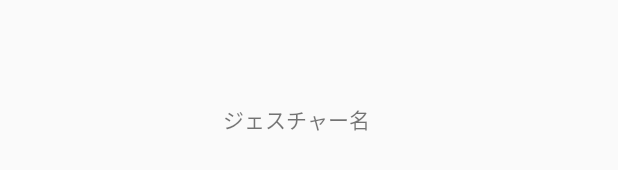
After one commit to obaya884/CharmMe, an Android app: the layout save_dialog.xml on its own in the app's theme, with its tools: preview values and no code run, on a phone screen of 412 x 824 dp. The commit adds this screen. Shown: the part 395-565 px from the top of the screen. Run offline under Robolectric (Android 15) with nearby library versions, the phone set to English and light mode, and no system bars.

Commit message:
make layout and try to implement read gesture func

```diff
--- a/app/build.gradle
+++ b/app/build.gradle
@@ -36,4 +36,5 @@ dependencies {
     androidTestImplementation 'androidx.test.espresso:espresso-core:3.2.0'
 
     implementation 'com.bitvale:lavafab:1.0.1'
+    implementation 'com.google.android.material:material:1.1.0'
 }
--- a/app/src/main/res/layout/activity_main.xml
+++ b/app/src/main/res/layout/activity_main.xml
@@ -15,10 +15,10 @@
         app:lavaBackgroundColor="@color/floatingActionButtonColor"
         app:lavaChild="left|top"
         app:lavaDrawShadow="true"
-        app:lavaLeftIcon="@drawable/ic_add_black_24dp"
+        app:lavaLeftIcon="@drawable/ic_format_list_bulleted_black_24dp"
         app:lavaParentIcon="@drawable/ic_mode_edit_black_24dp"
         app:lavaParentSize="84dp"
-        app:lavaTopIcon="@drawable/ic_format_list_bulleted_black_24dp"
+        app:lavaTopIcon="@drawable/ic_add_black_24dp"
         app:layout_constraintBottom_toBottomOf="parent"
         app:layout_constraintEnd_toEndOf="parent" />
 
--- /dev/null
+++ b/app/src/main/res/layout/save_dialog.xml
@@ -0,0 +1,22 @@
+<?xml version="1.0" encoding="utf-8"?>
+<LinearLayout xmlns:android="http://schemas.android.com/apk/res/android"
+    android:layout_width="match_parent"
+    android:layout_height="match_parent"
+    android:gravity="center"
+    android:orientation="vertical">
+
+    <TextView
+        android:id="@+id/gestureName"
+        android:layout_width="wrap_content"
+        android:layout_height="wrap_content"
+        android:layout_marginRight="8dip"
+        android:text="ジェスチャー名" />
+
+    <ImageView
+        android:id="@+id/gestureBitMap"
+        android:layout_width="128dp"
+        android:layout_height="128dp"
+        android:layout_marginTop="10dp" />
+
+    <!-- ジェスチャーイメージ -->
+</LinearLayout>
--- a/app/src/main/res/values/styles.xml
+++ b/app/src/main/res/values/styles.xml
@@ -6,6 +6,7 @@
         <item name="colorPrimary">@color/colorPrimary</item>
         <item name="colorPrimaryDark">@color/colorPrimaryDark</item>
         <item name="colorAccent">@color/colorAccent</item>
+        <item name="windowNoTitle">true</item>
     </style>
 
 </resources>
```
Also changed, not shown: app/src/main/java/app/takumi/obayashi/charmme/AddActivity.kt (+43 -1 lines), app/src/main/java/app/takumi/obayashi/charmme/MainActivity.kt (+7 -1 lines), app/src/main/res/drawable/ic_check_black_24dp.xml (added, +9 -0 lines), app/src/main/res/layout/activity_add.xml (+103 -0 lines), app/src/main/res/drawable/magic_book.png (added), app/src/main/res/drawable/magic_paper.png (added), 1 other file.
